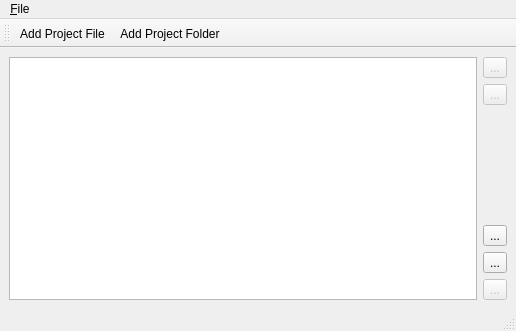
Before: the Qt Designer form MCMainWindow.ui in TheProjecter/music-collaborator, drawn with Qt 5.
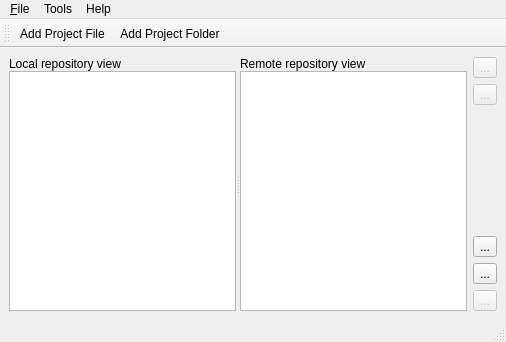
After: the same form once the commit is applied. Icons and pictures are not drawn.

The edit to the form file:
```diff
--- a/MCMainWindow.ui
+++ b/MCMainWindow.ui
@@ -6,8 +6,8 @@
    <rect>
     <x>0</x>
     <y>0</y>
-    <width>516</width>
-    <height>331</height>
+    <width>506</width>
+    <height>342</height>
    </rect>
   </property>
   <property name="windowTitle">
@@ -20,7 +20,48 @@
   <widget class="QWidget" name="centralwidget">
    <layout class="QHBoxLayout" name="horizontalLayout">
     <item>
-     <widget class="QTreeView" name="m_repositoryView"/>
+     <widget class="QSplitter" name="splitter">
+      <property name="orientation">
+       <enum>Qt::Horizontal</enum>
+      </property>
+      <widget class="QWidget" name="layoutWidget">
+       <layout class="QVBoxLayout" name="verticalLayout_3">
+        <property name="spacing">
+         <number>0</number>
+        </property>
+        <item>
+         <widget class="QLabel" name="label">
+          <property name="autoFillBackground">
+           <bool>true</bool>
+          </property>
+          <property name="text">
+           <string>Local repository view</string>
+          </property>
+         </widget>
+        </item>
+        <item>
+         <widget class="QTreeView" name="m_localRepositoryView"/>
+        </item>
+       </layout>
+      </widget>
+      <widget class="QWidget" name="layoutWidget">
+       <layout class="QVBoxLayout" name="verticalLayout_2">
+        <property name="spacing">
+         <number>0</number>
+        </property>
+        <item>
+         <widget class="QLabel" name="label_2">
+          <property name="text">
+           <string>Remote repository view</string>
+          </property>
+         </widget>
+        </item>
+        <item>
+         <widget class="QTreeView" name="m_remoteRepositoryView"/>
+        </item>
+       </layout>
+      </widget>
+     </widget>
     </item>
     <item>
      <layout class="QVBoxLayout" name="verticalLayout">
@@ -119,8 +160,8 @@
     <rect>
      <x>0</x>
      <y>0</y>
-     <width>516</width>
-     <height>22</height>
+     <width>506</width>
+     <height>20</height>
     </rect>
    </property>
    <widget class="QMenu" name="menu_File">
@@ -129,7 +170,20 @@
     </property>
     <addaction name="actionE_xit"/>
    </widget>
+   <widget class="QMenu" name="menuTools">
+    <property name="title">
+     <string>Tools</string>
+    </property>
+    <addaction name="actionPreferences"/>
+   </widget>
+   <widget class="QMenu" name="menuHelp">
+    <property name="title">
+     <string>Help</string>
+    </property>
+   </widget>
    <addaction name="menu_File"/>
+   <addaction name="menuTools"/>
+   <addaction name="menuHelp"/>
   </widget>
   <widget class="QStatusBar" name="statusbar"/>
   <widget class="QToolBar" name="fileToolBar">
```
Left out of the diff: 17 changed lines with no effect on the pictures.
